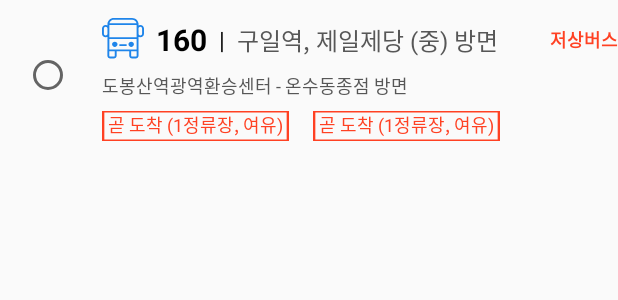
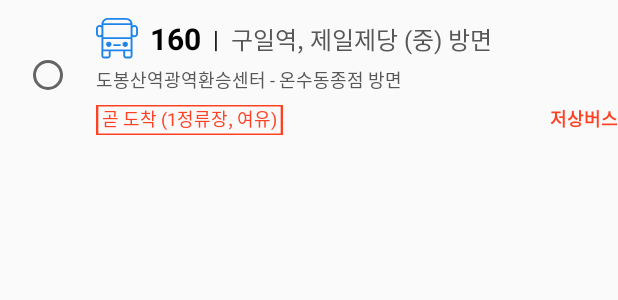
Before and after one commit to m6z1/sesacthon_BusTaME, an Android app: the layout item_businfo.xml on its own in the app's theme, with its tools: preview values and no code run, on a phone screen of 412 x 824 dp. Shown: the top 300 px of the screen. Run offline under Robolectric (Android 15) with nearby library versions, the phone set to English and light mode, and no system bars.

Commit message:
Refactor : 레이아웃 하나로 수정

```diff
--- a/BusTaME/app/src/main/res/layout/item_businfo.xml
+++ b/BusTaME/app/src/main/res/layout/item_businfo.xml
@@ -12,42 +12,17 @@
         android:layout_marginStart="16dp"
         app:layout_constraintBottom_toBottomOf="parent"
         app:layout_constraintStart_toStartOf="parent"
-        app:layout_constraintTop_toTopOf="parent" />
+        app:layout_constraintTop_toTopOf="parent"/>
 
-    <androidx.constraintlayout.widget.ConstraintLayout
-        android:id="@+id/constraintFirst"
-        android:layout_width="0dp"
-        android:layout_height="match_parent"
-        android:layout_marginStart="20dp"
-        app:layout_constraintBottom_toBottomOf="parent"
-        app:layout_constraintEnd_toEndOf="parent"
-        app:layout_constraintHorizontal_bias="1.0"
-        app:layout_constraintStart_toEndOf="@id/selectBtn"
-        app:layout_constraintTop_toTopOf="parent"
-        app:layout_constraintVertical_bias="0.0">
-
-
-        <LinearLayout
-            android:id="@+id/firstBox"
-            android:layout_width="match_parent"
-            android:layout_height="0dp"
-            android:orientation="vertical"
-            app:layout_constraintEnd_toEndOf="parent"
-            app:layout_constraintStart_toStartOf="parent"
-            app:layout_constraintTop_toTopOf="parent">
-
-            <androidx.constraintlayout.widget.ConstraintLayout
-                android:layout_width="match_parent"
-                android:layout_height="44dp"
-                android:layout_marginTop="4dp">
 
     <ImageView
         android:id="@+id/ic_bus"
         android:layout_width="wrap_content"
         android:layout_height="wrap_content"
+        android:layout_marginStart="16dp"
+        android:layout_marginTop="12dp"
         android:src="@drawable/ic_bus_blue"
-                    app:layout_constraintBottom_toBottomOf="parent"
-                    app:layout_constraintStart_toStartOf="parent"
+        app:layout_constraintStart_toEndOf="@+id/selectBtn"
         app:layout_constraintTop_toTopOf="parent" />
 
     <TextView
@@ -58,9 +33,8 @@
         android:textColor="@color/black"
         android:textSize="20sp"
         android:textStyle="bold"
-                    app:layout_constraintBottom_toBottomOf="parent"
         app:layout_constraintStart_toEndOf="@+id/ic_bus"
-                    app:layout_constraintTop_toTopOf="parent"
+        app:layout_constraintTop_toTopOf="@+id/ic_bus"
         tools:text="160" />
 
     <TextView
@@ -87,6 +61,7 @@
         app:layout_constraintTop_toTopOf="@id/busNumNameNanum"
         tools:text="구일역, 제일제당 (중) 방면" />
 
+
     <TextView
         android:id="@+id/busType"
         android:layout_width="wrap_content"
@@ -94,30 +69,19 @@
         android:textColor="@color/bustame_red"
         android:textSize="12sp"
         android:textStyle="bold"
-                    app:layout_constraintBottom_toBottomOf="parent"
         app:layout_constraintEnd_toEndOf="parent"
-                    app:layout_constraintTop_toTopOf="parent"
+        app:layout_constraintTop_toTopOf="@+id/first_bus"
         tools:text="저상버스" />
-
-            </androidx.constraintlayout.widget.ConstraintLayout>
-
-
-        </LinearLayout>
-
-        <LinearLayout
-            android:id="@+id/secondBox"
-            android:layout_width="match_parent"
-            android:layout_height="wrap_content"
-            app:layout_constraintEnd_toEndOf="parent"
-            app:layout_constraintStart_toStartOf="parent"
-            app:layout_constraintTop_toBottomOf="@id/firstBox">
 
     <TextView
         android:id="@+id/direction"
         android:layout_width="wrap_content"
         android:layout_height="wrap_content"
+        android:layout_marginTop="4dp"
         android:textColor="@color/bustame_black"
         android:textSize="12sp"
+        app:layout_constraintStart_toStartOf="@+id/ic_bus"
+        app:layout_constraintTop_toBottomOf="@+id/ic_bus"
         tools:text="도봉산역광역환승센터 - 온수동종점" />
 
     <TextView
@@ -125,18 +89,13 @@
         android:layout_height="wrap_content"
         android:text=" 방면"
         android:textColor="@color/bustame_black"
-                android:textSize="12sp" />
+        android:textSize="12sp"
+        app:layout_constraintStart_toEndOf="@+id/direction"
+        app:layout_constraintTop_toTopOf="@+id/direction" />
 
-        </LinearLayout>
-
-        <LinearLayout
-            android:layout_width="match_parent"
-            android:layout_height="0dp"
-            android:layout_marginTop="8dp"
-            android:orientation="horizontal"
-            app:layout_constraintTop_toBottomOf="@id/secondBox">
 
     <TextView
+        android:layout_marginTop="8dp"
         android:id="@+id/first_bus"
         android:layout_width="wrap_content"
         android:layout_height="wrap_content"
@@ -145,22 +104,9 @@
         android:textAlignment="center"
         android:textColor="@color/bustame_red"
         android:textSize="12sp"
+        app:layout_constraintStart_toStartOf="@+id/direction"
+        app:layout_constraintTop_toBottomOf="@+id/direction"
         tools:text="곧 도착 (1정류장, 여유)" />
 
-            <TextView
-                android:id="@+id/second_bus"
-                android:layout_width="wrap_content"
-                android:layout_height="wrap_content"
-                android:layout_marginStart="16dp"
-                android:background="@drawable/ic_whenbusstop"
-                android:paddingHorizontal="4dp"
-                android:textAlignment="center"
-                android:textColor="@color/bustame_red"
-                android:textSize="12sp"
-                tools:text="곧 도착 (1정류장, 여유)" />
-
-        </LinearLayout>
 
 </androidx.constraintlayout.widget.ConstraintLayout>
-
-</androidx.constraintlayout.widget.ConstraintLayout>
```
Lines whose indentation alone changed are shown as unchanged.
